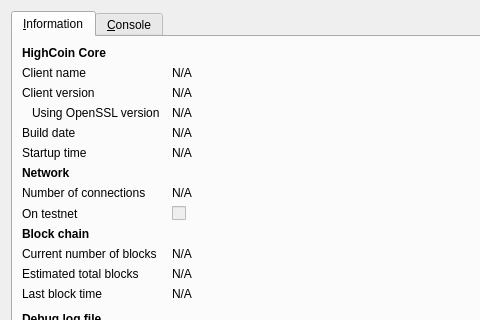
First picture: the form in src/qt/forms/rpcconsole.ui, repository Healkiller/Highcoin, before the edit; both pictures show x 0 to 480 and y 0 to 320 of the 740 by 450 pixel window.
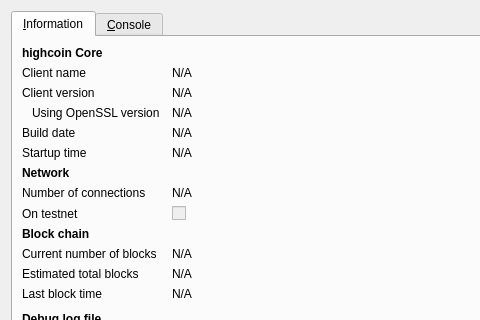
Second picture: the form after the edit. Icons and pictures are not drawn.

Patch:
```diff
--- a/src/qt/forms/rpcconsole.ui
+++ b/src/qt/forms/rpcconsole.ui
@@ -36,7 +36,7 @@
           </font>
          </property>
          <property name="text">
-          <string>HighCoin Core</string>
+          <string>highcoin Core</string>
          </property>
         </widget>
        </item>
```
Left out of the diff: 6 changed lines with no effect on the pictures.
